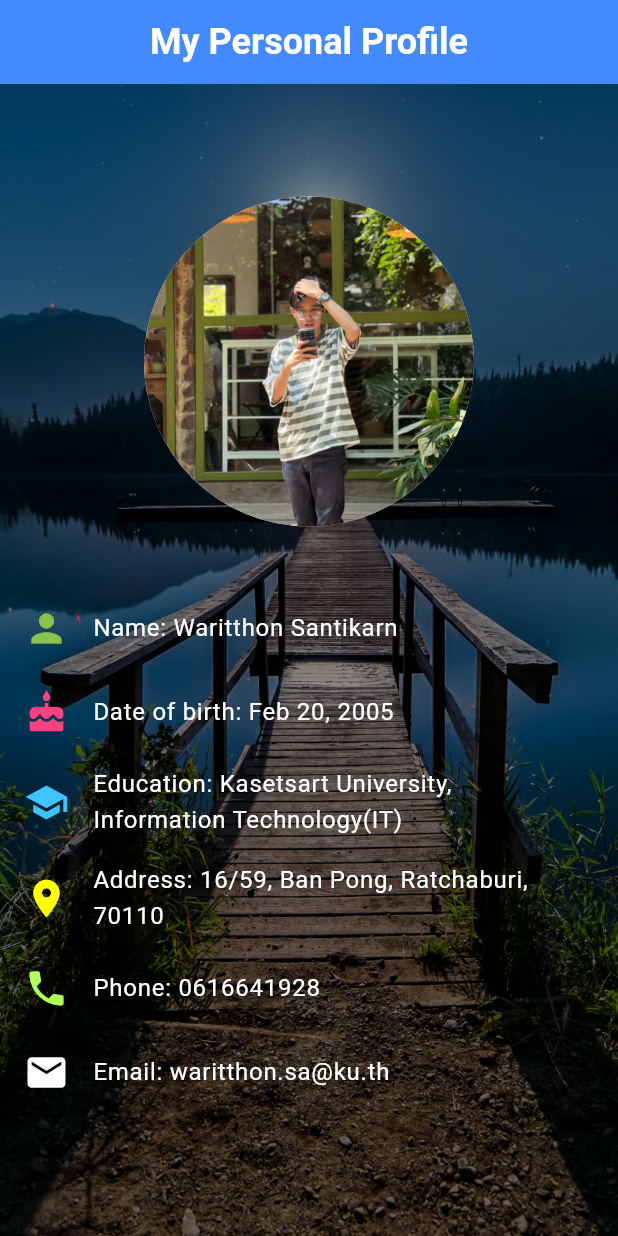
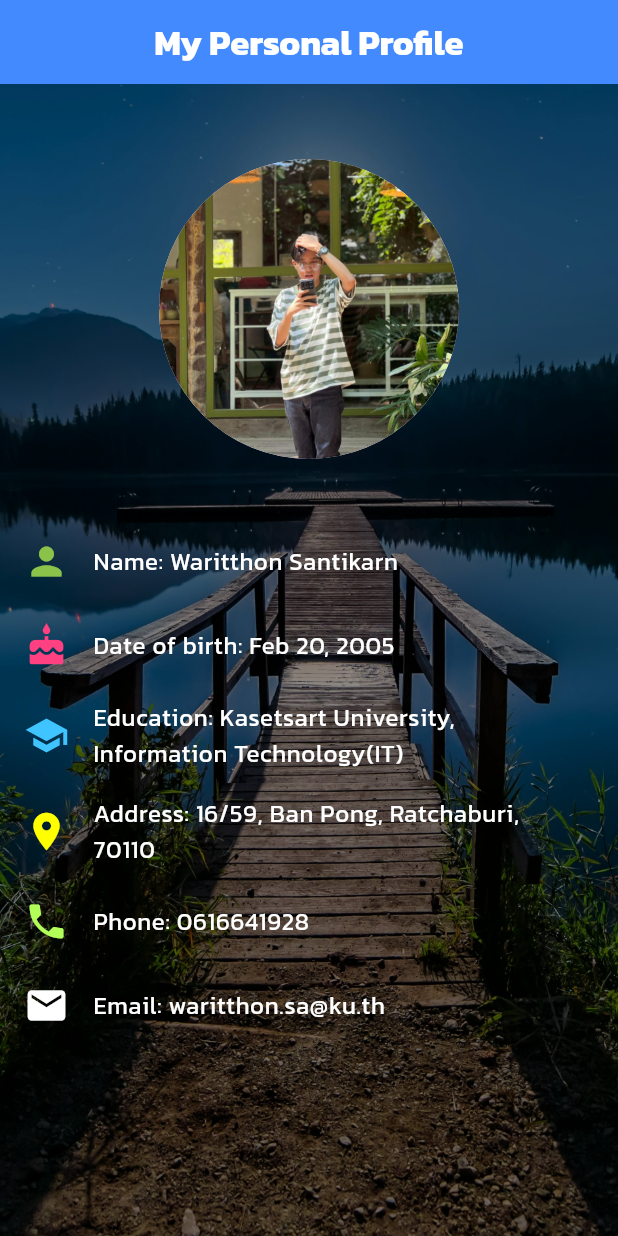
Before and after one commit to YomiYoshi/mobile-profile, a Flutter app: the screen it shows after launch, on a phone screen of 412 x 824 dp. Run offline on Flutter 3.47's test engine with Material 3 defaults, Android fonts, the phone set to English and light mode, and no system bars.

Commit message:
profile(Layout)- Update

```diff
--- a/lib/main.dart
+++ b/lib/main.dart
@@ -10,6 +10,7 @@ class MyApp extends StatelessWidget {
   Widget build(BuildContext context) {
     return MaterialApp(
       debugShowCheckedModeBanner: false,
+      theme: ThemeData(fontFamily: 'Kanit'),
     home: Container(
         decoration: const BoxDecoration(
           image: DecorationImage(image: AssetImage("assets/image/water.jpg"),
@@ -20,14 +21,14 @@ class MyApp extends StatelessWidget {
     child: Scaffold(
           backgroundColor: Colors.transparent, // ทำให้ Scaffold มีพื้นหลังโปร่งใส
           appBar: AppBar(title: const Text("My Personal Profile",
-            style: TextStyle(fontSize: 24, fontWeight: FontWeight.bold, color: Colors.white ),),
+            style: TextStyle(fontSize: 23, fontWeight: FontWeight.bold, color: Colors.white ),),
           backgroundColor: Colors.blueAccent,
           centerTitle: true,  // กำหนดให้ข้อความอยู่ตรงกลางของ AppBar
           ),
     body: Column( children: [
-           const SizedBox(height: 75), // เว้นระยะห่างด้านบน
+           const SizedBox(height: 50), // เว้นระยะห่างด้านบน
            CircleAvatar(backgroundImage: AssetImage("assets/image/profile.jpg") ,
-           radius: 110,
+           radius: 100,
           ),
           const SizedBox(height: 40), // เว้นระยะห่างระหว่างรูปโปรไฟล์และข้อความ
           const ListTile(
```
Also changed, not shown: pubspec.yaml (+22 -6 lines), assets/fonts/Kanit-Black.ttf (added), assets/fonts/Kanit-BlackItalic.ttf (added), assets/fonts/Kanit-Bold.ttf (added), assets/fonts/Kanit-BoldItalic.ttf (added), assets/fonts/Kanit-ExtraBold.ttf (added), assets/fonts/Kanit-ExtraBoldItalic.ttf (added), assets/fonts/Kanit-ExtraLight.ttf (added), assets/fonts/Kanit-ExtraLightItalic.ttf (added), assets/fonts/Kanit-Italic.ttf (added), assets/fonts/Kanit-Light.ttf (added), assets/fonts/Kanit-LightItalic.ttf (added), assets/fonts/Kanit-Medium.ttf (added), assets/fonts/Kanit-MediumItalic.ttf (added), 5 more files.
